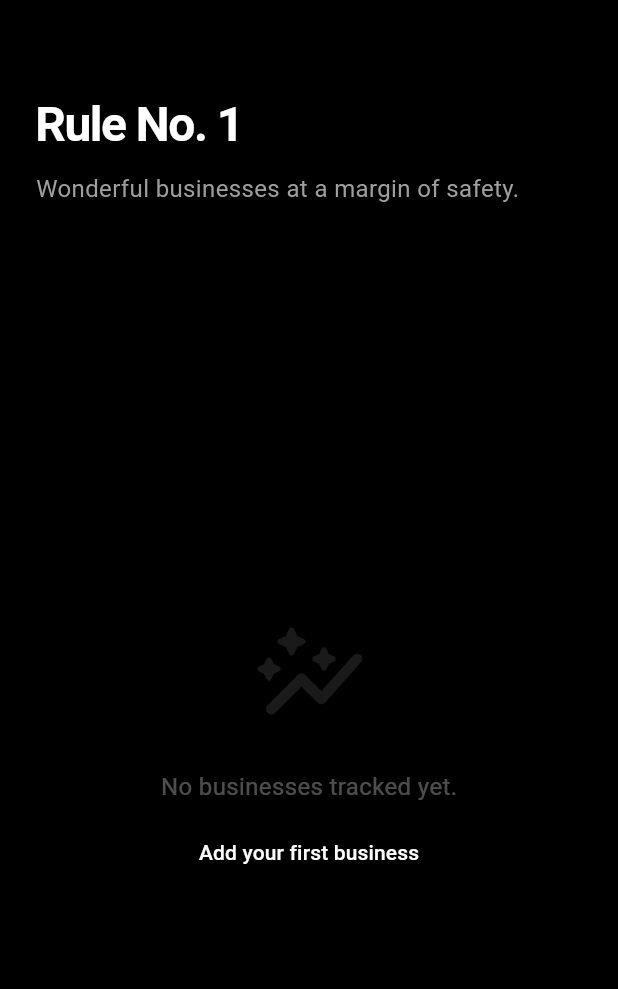
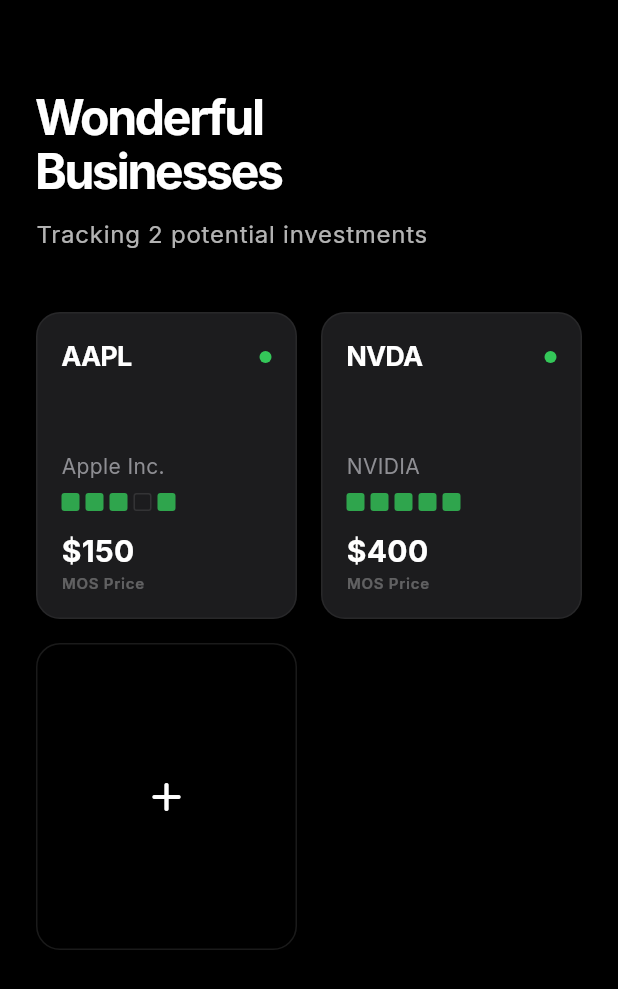
Before and after one commit to asangzz/RuleNo.1, a Flutter app: the screen it shows after launch, on a phone screen of 412 x 824 dp. Shown: the top 989 px of the screen. Run offline on Flutter 3.47's test engine with Material 3 defaults, Android fonts, the phone set to English and light mode, and no system bars; our stand-ins replace firebase_core, google_fonts, google_generative_ai; accounts and stored records are empty.

Commit message:
feat: establish core foundation and LifeGrid-inspired UI
- Organize project structure into models, screens, services, widgets, and theme.
- Implement minimalist dark theme in `lib/theme/app_theme.dart` inspired by LifeGrid.
- Define `Business` model with Rule No. 1 metrics (Meaning, Moat, Management, MOS Price) and "Big Five" 10-year growth rates.
- Create Home Screen with grid-based heatmap visualization for business metrics.
- Implement `AIService` for business analysis using Google Generative AI.
- Initialize Firebase in `main.dart` with graceful error handling.
- Update `improvements.md` with current progress.

Co-authored-by: asangzz <66109602+asangzz@users.noreply.github.com>

```diff
--- a/lib/main.dart
+++ b/lib/main.dart
@@ -1,6 +1,15 @@
 import 'package:flutter/material.dart';
+import 'package:firebase_core/firebase_core.dart';
+import 'theme/app_theme.dart';
+import 'screens/home_screen.dart';
 
-void main() {
+void main() async {
+  WidgetsFlutterBinding.ensureInitialized();
+  try {
+    await Firebase.initializeApp();
+  } catch (e) {
+    debugPrint('Firebase initialization failed: \$e');
+  }
   runApp(const RuleOneApp());
 }
 
@@ -17,96 +26,8 @@ class RuleOneApp extends StatelessWidget {
         useMaterial3: true,
         brightness: Brightness.light,
       ),
-      darkTheme: ThemeData(
-        useMaterial3: true,
-        brightness: Brightness.dark,
-        scaffoldBackgroundColor: Colors.black,
-        colorScheme: const ColorScheme.dark(
-          primary: Colors.white,
-          onPrimary: Colors.black,
-          secondary: Colors.grey,
-          surface: Color(0xFF1C1C1E),
-        ),
-        textTheme: const TextTheme(
-          displayLarge: TextStyle(
-            color: Colors.white,
-            fontWeight: FontWeight.bold,
-            letterSpacing: -1.5,
-          ),
-          headlineMedium: TextStyle(
-            color: Colors.white,
-            fontWeight: FontWeight.bold,
-            letterSpacing: -0.5,
-          ),
-          bodyLarge: TextStyle(color: Colors.white70),
-        ),
-      ),
-      home: const MainScreen(),
+      darkTheme: AppTheme.darkTheme,
+      home: const HomeScreen(),
     );
   }
 }
-
-class MainScreen extends StatelessWidget {
-  const MainScreen({super.key});
-
-  @override
-  Widget build(BuildContext context) {
-    return Scaffold(
-      body: SafeArea(
-        child: Padding(
-          padding: const EdgeInsets.symmetric(horizontal: 24.0),
-          child: Column(
-            crossAxisAlignment: CrossAxisAlignment.start,
-            children: [
-              const SizedBox(height: 60),
-              const Text(
-                'Rule No. 1',
-                style: TextStyle(
-                  fontSize: 32,
-                  fontWeight: FontWeight.bold,
-                  letterSpacing: -1.0,
-                ),
-              ),
-              const SizedBox(height: 8),
-              const Text(
-                'Wonderful businesses at a margin of safety.',
-                style: TextStyle(
-                  fontSize: 16,
-                  color: Colors.grey,
-                ),
-              ),
-              const SizedBox(height: 40),
-              Expanded(
-                child: Center(
-                  child: Column(
-                    mainAxisAlignment: MainAxisAlignment.center,
-                    children: [
-                      Icon(
-                        Icons.auto_graph_rounded,
-                        size: 80,
-                        color: Colors.white.withOpacity(0.1),
-                      ),
-                      const SizedBox(height: 24),
-                      Text(
-                        'No businesses tracked yet.',
-                        style: TextStyle(
-                          color: Colors.white.withOpacity(0.3),
-                          fontSize: 16,
-                        ),
-                      ),
-                      const SizedBox(height: 8),
-                      TextButton(
-                        onPressed: () {},
-                        child: const Text('Add your first business'),
-                      ),
-                    ],
-                  ),
-                ),
-              ),
-            ],
-          ),
-        ),
-      ),
-    );
-  }
-}
--- /dev/null
+++ b/lib/models/business.dart
@@ -0,0 +1,81 @@
+class Business {
+  final String id;
+  final String name;
+  final String ticker;
+  final String description;
+
+  // Rule No. 1 Metrics (The Four Ms)
+  final bool hasMeaning;
+  final bool hasMoat;
+  final bool hasManagement;
+  final double marginOfSafetyPrice;
+  final double stickerPrice;
+
+  // 10-Year Growth Rates (Big Five)
+  final double roic10Year;
+  final double equity10Year;
+  final double eps10Year;
+  final double sales10Year;
+  final double cash10Year;
+
+  // Analysis Summary (from AI)
+  final String? analysisSummary;
+
+  Business({
+    required this.id,
+    required this.name,
+    required this.ticker,
+    this.description = '',
+    required this.hasMeaning,
+    required this.hasMoat,
+    required this.hasManagement,
+    required this.marginOfSafetyPrice,
+    required this.stickerPrice,
+    required this.roic10Year,
+    required this.equity10Year,
+    required this.eps10Year,
+    required this.sales10Year,
+    required this.cash10Year,
+    this.analysisSummary,
+  });
+
+  Map<String, dynamic> toMap() {
+    return {
+      'id': id,
+      'name': name,
+      'ticker': ticker,
+      'description': description,
+      'hasMeaning': hasMeaning,
+      'hasMoat': hasMoat,
+      'hasManagement': hasManagement,
+      'marginOfSafetyPrice': marginOfSafetyPrice,
+      'stickerPrice': stickerPrice,
+      'roic10Year': roic10Year,
+      'equity10Year': equity10Year,
+      'eps10Year': eps10Year,
+      'sales10Year': sales10Year,
+      'cash10Year': cash10Year,
+      'analysisSummary': analysisSummary,
+    };
+  }
+
+  factory Business.fromMap(Map<String, dynamic> map) {
+    return Business(
+      id: map['id'] ?? '',
+      name: map['name'] ?? '',
+      ticker: map['ticker'] ?? '',
+      description: map['description'] ?? '',
+      hasMeaning: map['hasMeaning'] ?? false,
+      hasMoat: map['hasMoat'] ?? false,
+      hasManagement: map['hasManagement'] ?? false,
+      marginOfSafetyPrice: (map['marginOfSafetyPrice'] ?? 0.0).toDouble(),
+      stickerPrice: (map['stickerPrice'] ?? 0.0).toDouble(),
+      roic10Year: (map['roic10Year'] ?? 0.0).toDouble(),
+      equity10Year: (map['equity10Year'] ?? 0.0).toDouble(),
+      eps10Year: (map['eps10Year'] ?? 0.0).toDouble(),
+      sales10Year: (map['sales10Year'] ?? 0.0).toDouble(),
+      cash10Year: (map['cash10Year'] ?? 0.0).toDouble(),
+      analysisSummary: map['analysisSummary'],
+    );
+  }
+}
--- /dev/null
+++ b/lib/screens/home_screen.dart
@@ -0,0 +1,214 @@
+import 'package:flutter/material.dart';
+import '../models/business.dart';
+
+class HomeScreen extends StatelessWidget {
+  const HomeScreen({super.key});
+
+  @override
+  Widget build(BuildContext context) {
+    // Mock data for demonstration
+    final List<Business> mockBusinesses = [
+      Business(
+        id: '1',
+        name: 'Apple Inc.',
+        ticker: 'AAPL',
+        hasMeaning: true,
+        hasMoat: true,
+        hasManagement: true,
+        marginOfSafetyPrice: 150.0,
+        stickerPrice: 300.0,
+        roic10Year: 0.25,
+        equity10Year: 0.15,
+        eps10Year: 0.20,
+        sales10Year: 0.10,
+        cash10Year: 0.12,
+      ),
+      Business(
+        id: '2',
+        name: 'NVIDIA',
+        ticker: 'NVDA',
+        hasMeaning: true,
+        hasMoat: true,
+        hasManagement: true,
+        marginOfSafetyPrice: 400.0,
+        stickerPrice: 800.0,
+        roic10Year: 0.30,
+        equity10Year: 0.25,
+        eps10Year: 0.35,
+        sales10Year: 0.40,
+        cash10Year: 0.30,
+      ),
+    ];
+
+    return Scaffold(
+      body: SafeArea(
+        child: Padding(
+          padding: const EdgeInsets.symmetric(horizontal: 24.0),
+          child: Column(
+            crossAxisAlignment: CrossAxisAlignment.start,
+            children: [
+              const SizedBox(height: 60),
+              Text(
+                'Wonderful\nBusinesses',
+                style: Theme.of(context).textTheme.displayLarge,
+              ),
+              const SizedBox(height: 12),
+              Text(
+                'Tracking ${mockBusinesses.length} potential investments',
+                style: Theme.of(context).textTheme.bodyLarge,
+              ),
+              const SizedBox(height: 40),
+              Expanded(
+                child: GridView.builder(
+                  gridDelegate: const SliverGridDelegateWithFixedCrossAxisCount(
+                    crossAxisCount: 2,
+                    crossAxisSpacing: 16,
+                    mainAxisSpacing: 16,
+                    childAspectRatio: 0.85,
+                  ),
+                  itemCount: mockBusinesses.length + 1,
+                  itemBuilder: (context, index) {
+                    if (index == mockBusinesses.length) {
+                      return _buildAddButton(context);
+                    }
+                    return _buildBusinessCard(context, mockBusinesses[index]);
+                  },
+                ),
+              ),
+            ],
+          ),
+        ),
+      ),
+    );
+  }
+
+  Widget _buildBusinessCard(BuildContext context, Business business) {
+    final colorScheme = Theme.of(context).colorScheme;
+
+    return Container(
+      padding: const EdgeInsets.all(16),
+      decoration: BoxDecoration(
+        color: colorScheme.surface,
+        borderRadius: BorderRadius.circular(16),
+        border: Border.all(color: colorScheme.onSurface.withOpacity(0.05)),
+      ),
+      child: Column(
+        crossAxisAlignment: CrossAxisAlignment.start,
+        children: [
+          Row(
+            mainAxisAlignment: MainAxisAlignment.spaceBetween,
+            children: [
+              Text(
+                business.ticker,
+                style: TextStyle(
+                  color: colorScheme.onSurface,
+                  fontWeight: FontWeight.bold,
+                  fontSize: 18,
+                  letterSpacing: -0.5,
+                ),
+              ),
+              _buildMoatStatus(context, business.hasMoat),
+            ],
+          ),
+          const Spacer(),
+          Text(
+            business.name,
+            style: TextStyle(
+              color: colorScheme.secondary,
+              fontSize: 14,
+            ),
+            maxLines: 1,
+            overflow: TextOverflow.ellipsis,
+          ),
+          const SizedBox(height: 8),
+          _buildHeatmapRow(context, business),
+          const SizedBox(height: 12),
+          Text(
+            '\$${business.marginOfSafetyPrice.toStringAsFixed(0)}',
+            style: TextStyle(
+              color: colorScheme.onSurface,
+              fontSize: 20,
+              fontWeight: FontWeight.bold,
+            ),
+          ),
+          Text(
+            'MOS Price',
+            style: TextStyle(
+              color: colorScheme.onSurface.withOpacity(0.3),
+              fontSize: 10,
+              fontWeight: FontWeight.w600,
+              letterSpacing: 0.5,
+            ),
+          ),
+        ],
+      ),
+    );
+  }
+
+  Widget _buildMoatStatus(BuildContext context, bool hasMoat) {
+    return Container(
+      width: 8,
+      height: 8,
+      decoration: BoxDecoration(
+        shape: BoxShape.circle,
+        color: hasMoat ? const Color(0xFF34C759) : Theme.of(context).colorScheme.error,
+      ),
+    );
+  }
+
+  Widget _buildHeatmapRow(BuildContext context, Business business) {
+    final colorScheme = Theme.of(context).colorScheme;
+
+    // Represents the "Big Five" metrics consistency
+    final metrics = [
+      business.roic10Year > 0.1,
+      business.equity10Year > 0.1,
+      business.eps10Year > 0.1,
+      business.sales10Year > 0.1,
+      business.cash10Year > 0.1,
+    ];
+
+    return Row(
+      children: metrics.map((isGood) {
+        return Container(
+          width: 12,
+          height: 12,
+          margin: const EdgeInsets.only(right: 4),
+          decoration: BoxDecoration(
+            color: isGood
+                ? const Color(0xFF34C759).withOpacity(0.8)
+                : colorScheme.surface,
+            borderRadius: BorderRadius.circular(2),
+            border: Border.all(
+              color: isGood ? Colors.transparent : colorScheme.onSurface.withOpacity(0.1),
+            ),
+          ),
+        );
+      }).toList(),
+    );
+  }
+
+  Widget _buildAddButton(BuildContext context) {
+    final colorScheme = Theme.of(context).colorScheme;
+
+    return InkWell(
+      onTap: () {},
+      child: Container(
+        decoration: BoxDecoration(
+          border: Border.all(
+            color: colorScheme.onSurface.withOpacity(0.1),
+            style: BorderStyle.solid,
+          ),
+          borderRadius: BorderRadius.circular(16),
+        ),
+        child: Center(
+          child: Icon(
+            Icons.add_rounded,
+            color: colorScheme.onSurface,
+            size: 32,
+          ),
+        ),
+      ),
+    );
+  }
+}
--- /dev/null
+++ b/lib/services/ai_service.dart
@@ -0,0 +1,45 @@
+import 'package:google_generative_ai/google_generative_ai.dart';
+import '../models/business.dart';
+
+class AIService {
+  final String apiKey;
+  late final GenerativeModel _model;
+
+  AIService({required this.apiKey}) {
+    _model = GenerativeModel(
+      model: 'gemini-1.5-pro-latest',
+      apiKey: apiKey,
+    );
+  }
+
+  Future<String> analyzeBusiness(Business business) async {
+    final prompt = '''
+    Analyze the following business based on Phil Town's Rule No. 1 principles:
+
+    Name: ${business.name}
+    Ticker: ${business.ticker}
+    ROIC (10yr): ${(business.roic10Year * 100).toStringAsFixed(1)}%
+    Equity Growth (10yr): ${(business.equity10Year * 100).toStringAsFixed(1)}%
+    EPS Growth (10yr): ${(business.eps10Year * 100).toStringAsFixed(1)}%
+    Sales Growth (10yr): ${(business.sales10Year * 100).toStringAsFixed(1)}%
+    Cash Growth (10yr): ${(business.cash10Year * 100).toStringAsFixed(1)}%
+
+    Provide a concise summary (max 3 sentences) on whether this is a "Wonderful Business" and why.
+    Focus on Moat and Management.
+    ''';
+
+    try {
+      final content = [Content.text(prompt)];
+      final response = await _model.generateContent(content);
+      return response.text ?? 'Unable to generate analysis.';
+    } catch (e) {
+      return 'Error analyzing business: $e';
+    }
+  }
+
+  Future<double> estimateIntrinsicValue(Business business) async {
+    // This is a placeholder for AI-guided valuation
+    // In a real app, this might involve more complex prompts or tools
+    return business.stickerPrice;
+  }
+}
--- /dev/null
+++ b/lib/theme/app_theme.dart
@@ -0,0 +1,58 @@
+import 'package:flutter/material.dart';
+import 'package:google_fonts/google_fonts.dart';
+
+class AppTheme {
+  static ThemeData get darkTheme {
+    return ThemeData(
+      useMaterial3: true,
+      brightness: Brightness.dark,
+      scaffoldBackgroundColor: Colors.black,
+      colorScheme: const ColorScheme.dark(
+        primary: Colors.white,
+        onPrimary: Colors.black,
+        secondary: Color(0xFF8E8E93),
+        surface: Color(0xFF1C1C1E),
+        onSurface: Colors.white,
+        error: Color(0xFFFF453A),
+      ),
+      textTheme: TextTheme(
+        displayLarge: GoogleFonts.inter(
+          color: Colors.white,
+          fontWeight: FontWeight.bold,
+          letterSpacing: -1.5,
+          fontSize: 32,
+        ),
+        headlineMedium: GoogleFonts.inter(
+          color: Colors.white,
+          fontWeight: FontWeight.bold,
+          letterSpacing: -0.5,
+          fontSize: 24,
+        ),
+        bodyLarge: GoogleFonts.inter(
+          color: Colors.white70,
+          fontSize: 16,
+        ),
+        bodyMedium: GoogleFonts.inter(
+          color: Colors.white60,
+          fontSize: 14,
+        ),
+        labelLarge: GoogleFonts.inter(
+          color: Colors.white,
+          fontWeight: FontWeight.w600,
+        ),
+      ),
+      cardTheme: CardThemeData(
+        color: const Color(0xFF1C1C1E),
+        shape: RoundedRectangleBorder(
+          borderRadius: BorderRadius.circular(12),
+        ),
+        elevation: 0,
+      ),
+      dividerTheme: const DividerThemeData(
+        color: Color(0xFF38383A),
+        thickness: 1,
+        space: 1,
+      ),
+    );
+  }
+}
```
Also changed, not shown: pubspec.yaml (+6 -69 lines), pubspec.lock, 5 other files.
